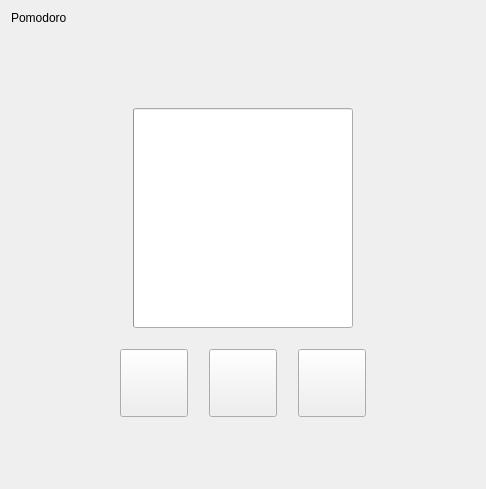
The window that pomodoro-task-app/ui/pomodoro_view.ui (kun-codes/pomodoro-task-app.py) describes before a commit, drawn with Qt 5.
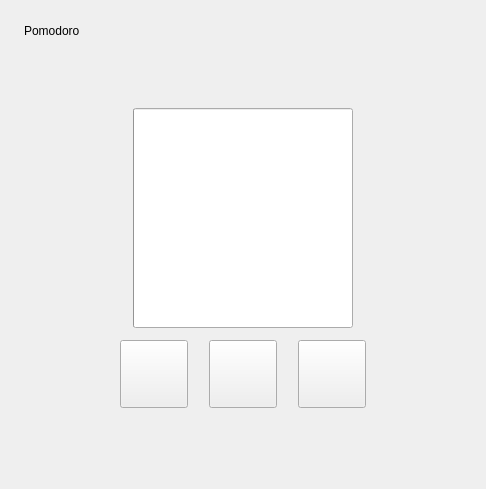
The same window after the commit. Custom widgets are drawn as their Qt base class.

Commit message: style: change layout margin and spacing for pomodoro view

```diff
--- a/pomodoro-task-app/ui/pomodoro_view.ui
+++ b/pomodoro-task-app/ui/pomodoro_view.ui
@@ -15,7 +15,19 @@
         </property>
         <layout class="QVBoxLayout" name="verticalLayout_2">
             <property name="spacing">
-                <number>21</number>
+    <number>12</number>
+   </property>
+   <property name="leftMargin">
+    <number>24</number>
+   </property>
+   <property name="topMargin">
+    <number>24</number>
+   </property>
+   <property name="rightMargin">
+    <number>24</number>
+   </property>
+   <property name="bottomMargin">
+    <number>24</number>
             </property>
             <item>
                 <widget class="TitleLabel" name="pomodoroLabel">
```
Lines whose indentation alone changed are shown as unchanged. The commit also changes 1 other file.
